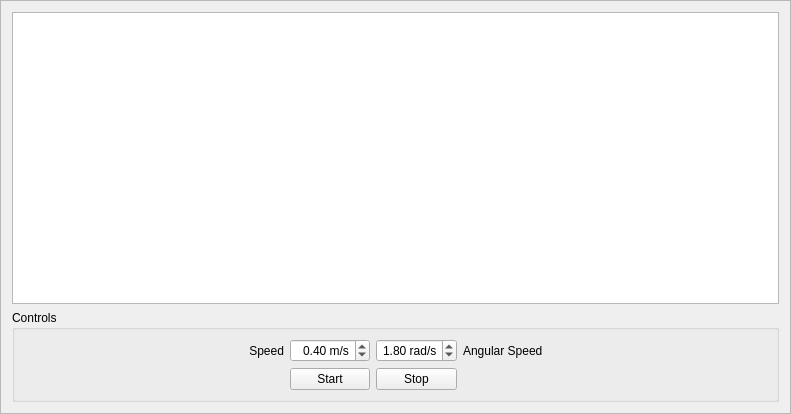
First picture: the form in kobuki_qtestsuite/src/kobuki_qtestsuite/ui/payload_frame.ui, repository yujinrobot/kobuki_desktop, before the edit.
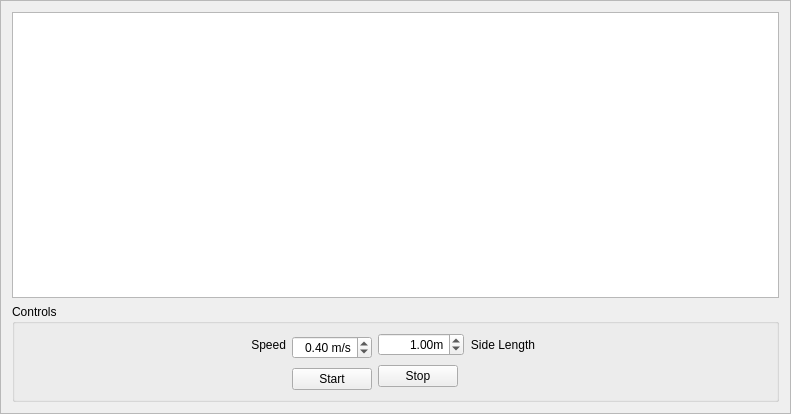
Second picture: the form after the edit.

Commit message: payload test perhaps working.

```diff
--- a/kobuki_qtestsuite/src/kobuki_qtestsuite/ui/payload_frame.ui
+++ b/kobuki_qtestsuite/src/kobuki_qtestsuite/ui/payload_frame.ui
@@ -70,7 +70,7 @@
         </property>
        </widget>
       </item>
-      <item row="0" column="2">
+      <item row="0" column="2" rowspan="2">
        <widget class="QDoubleSpinBox" name="speed_spinbox">
         <property name="alignment">
          <set>Qt::AlignRight|Qt::AlignTrailing|Qt::AlignVCenter</set>
@@ -92,8 +92,8 @@
         </property>
        </widget>
       </item>
-      <item row="0" column="3">
-       <widget class="QDoubleSpinBox" name="angular_speed_spinbox">
+      <item row="0" column="3" colspan="2">
+       <widget class="QDoubleSpinBox" name="distance_spinbox">
         <property name="alignment">
          <set>Qt::AlignRight|Qt::AlignTrailing|Qt::AlignVCenter</set>
         </property>
@@ -101,27 +101,30 @@
          <string/>
         </property>
         <property name="suffix">
-         <string> rad/s</string>
+         <string>m</string>
         </property>
         <property name="maximum">
-         <double>3.140000000000000</double>
+         <double>2.000000000000000</double>
         </property>
         <property name="singleStep">
          <double>0.100000000000000</double>
         </property>
         <property name="value">
-         <double>1.800000000000000</double>
-        </property>
-       </widget>
-      </item>
-      <item row="0" column="4">
-       <widget class="QLabel" name="label_3">
-        <property name="text">
-         <string>Angular Speed</string>
+         <double>1.000000000000000</double>
         </property>
        </widget>
       </item>
       <item row="0" column="5">
+       <widget class="QLabel" name="label_3">
+        <property name="text">
+         <string>Side Length</string>
+        </property>
+        <property name="alignment">
+         <set>Qt::AlignRight|Qt::AlignTrailing|Qt::AlignVCenter</set>
+        </property>
+       </widget>
+      </item>
+      <item row="0" column="6">
        <spacer name="horizontalSpacer_2">
         <property name="orientation">
          <enum>Qt::Horizontal</enum>
@@ -134,7 +137,14 @@
         </property>
        </spacer>
       </item>
-      <item row="1" column="0" colspan="2">
+      <item row="1" column="3" rowspan="2">
+       <widget class="QPushButton" name="stop_button">
+        <property name="text">
+         <string>Stop</string>
+        </property>
+       </widget>
+      </item>
+      <item row="2" column="0">
        <spacer name="horizontalSpacer_6">
         <property name="orientation">
          <enum>Qt::Horizontal</enum>
@@ -147,21 +157,14 @@
         </property>
        </spacer>
       </item>
-      <item row="1" column="2">
+      <item row="2" column="2">
        <widget class="QPushButton" name="start_button">
         <property name="text">
          <string>Start</string>
         </property>
        </widget>
       </item>
-      <item row="1" column="3">
-       <widget class="QPushButton" name="stop_button">
-        <property name="text">
-         <string>Stop</string>
-        </property>
-       </widget>
-      </item>
-      <item row="1" column="4" colspan="2">
+      <item row="2" column="4" colspan="3">
        <spacer name="horizontalSpacer_3">
         <property name="orientation">
          <enum>Qt::Horizontal</enum>
```
The commit also changes 3 other files.
